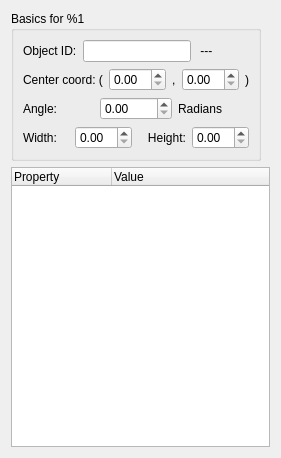
This is src/view/EditObjectDialog.ui in the-butterfly-effect/tbe as Qt 5 draws it before an edit. The edited form follows.
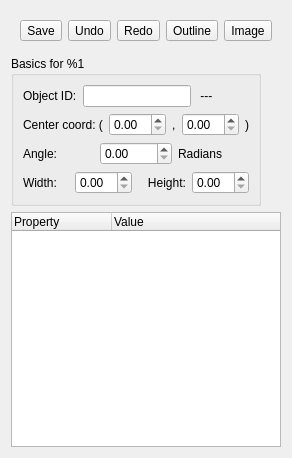
This is the edited form.

Commit message: First shot at the EditObjectsDialog.

Diff of the .ui file:
```diff
--- a/src/view/EditObjectDialog.ui
+++ b/src/view/EditObjectDialog.ui
@@ -14,6 +14,59 @@
    <string>Edit Object</string>
   </property>
   <layout class="QVBoxLayout" name="verticalLayout_2">
+   <item>
+    <widget class="QFrame" name="frame">
+     <layout class="QHBoxLayout" name="horizontalLayout_5">
+      <item>
+       <widget class="QToolButton" name="toolButtonSave">
+        <property name="toolTip">
+         <string>Save the Level</string>
+        </property>
+        <property name="text">
+         <string>Save</string>
+        </property>
+        <property name="iconSize">
+         <size>
+          <width>24</width>
+          <height>24</height>
+         </size>
+        </property>
+        <property name="toolButtonStyle">
+         <enum>Qt::ToolButtonTextUnderIcon</enum>
+        </property>
+       </widget>
+      </item>
+      <item>
+       <widget class="QToolButton" name="toolButtonUndo">
+        <property name="text">
+         <string>Undo</string>
+        </property>
+       </widget>
+      </item>
+      <item>
+       <widget class="QToolButton" name="toolButtonRedo">
+        <property name="text">
+         <string>Redo</string>
+        </property>
+       </widget>
+      </item>
+      <item>
+       <widget class="QToolButton" name="toolButtonOutline">
+        <property name="text">
+         <string>Outline</string>
+        </property>
+       </widget>
+      </item>
+      <item>
+       <widget class="QToolButton" name="toolButtonImage">
+        <property name="text">
+         <string>Image</string>
+        </property>
+       </widget>
+      </item>
+     </layout>
+    </widget>
+   </item>
    <item>
     <widget class="QGroupBox" name="groupBox">
      <property name="sizePolicy">
```
The commit also changes 5 other files.
